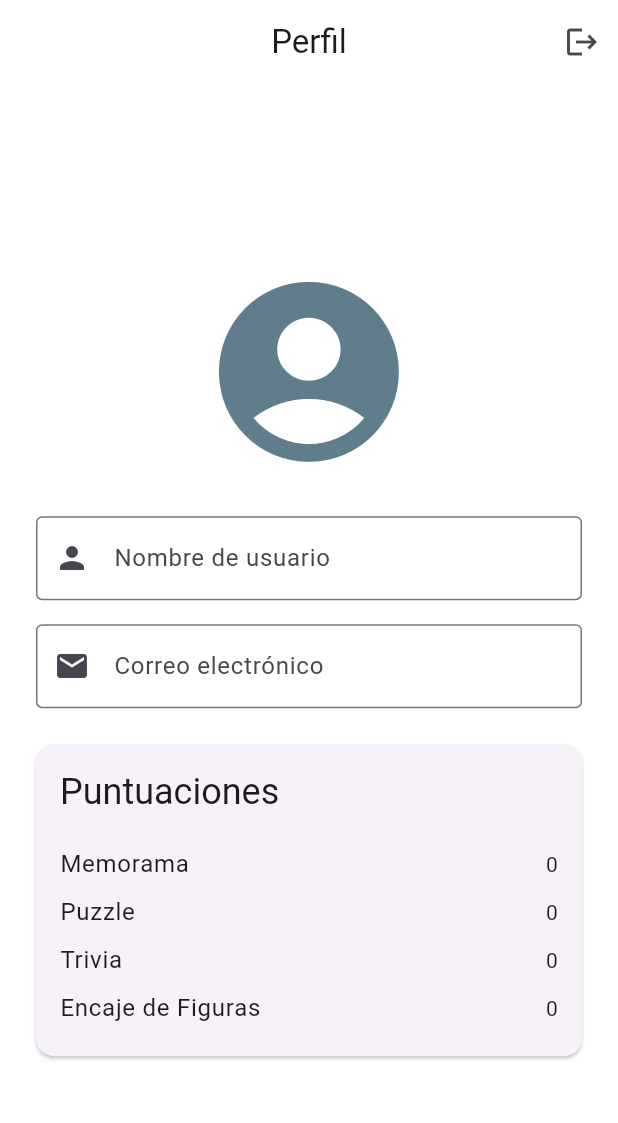
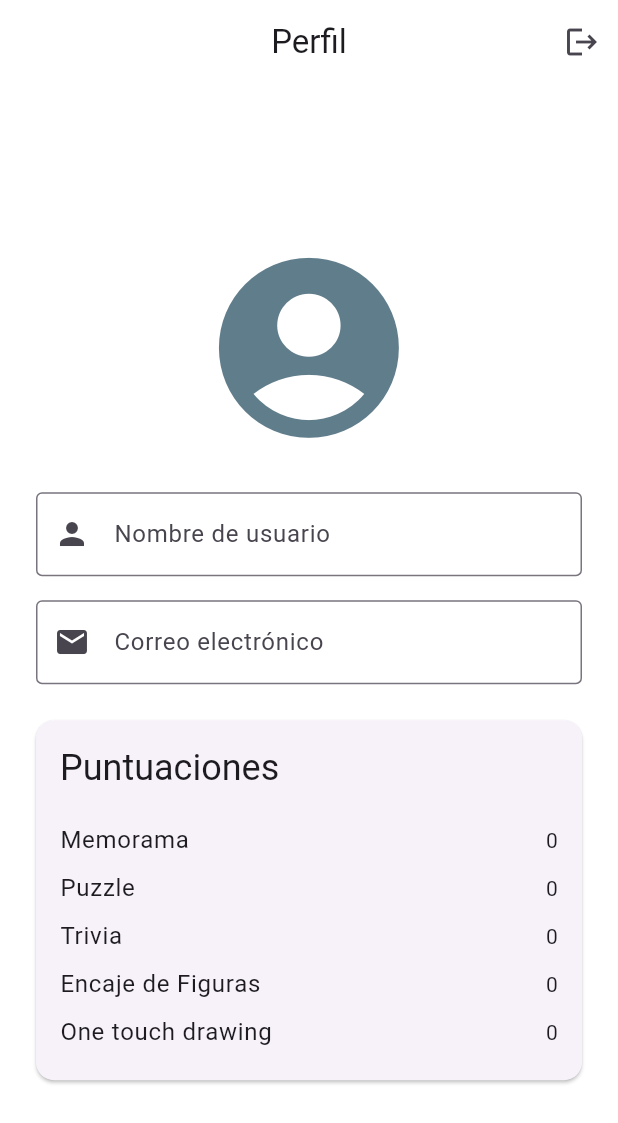
Before and after one commit to GeorgeLN/alzheimer_games, a Flutter app: the ProfileScreen screen opened directly, on a phone screen of 412 x 824 dp. Shown: the top 1123 px of the screen. Run offline on Flutter 3.47's test engine with Material 3 defaults, Android fonts, the phone set to English and light mode, and no system bars; our stand-ins replace cloud_firestore, equatable, firebase_auth, firebase_core, flutter_bloc, get_it and 1 more; accounts and stored records are empty.

Commit message:
Se agrega el OTD a la lista de puntuaciones en la interfaz de perfil de usuario.

```diff
--- a/lib/features/screens/profile/profile_screen.dart
+++ b/lib/features/screens/profile/profile_screen.dart
@@ -122,6 +122,7 @@ class _ProfileScreenState extends State<ProfileScreen> {
                                         _buildScoreRow('Puzzle', _player!.scorePuzzle),
                                         _buildScoreRow('Trivia', _player!.scoreTrivia),
                                         _buildScoreRow('Encaje de Figuras', _player!.scorePattern),
+                                        _buildScoreRow('One touch drawing', _player!.scoreOtd),
                                       ],
                                     ),
                                   ),
```
